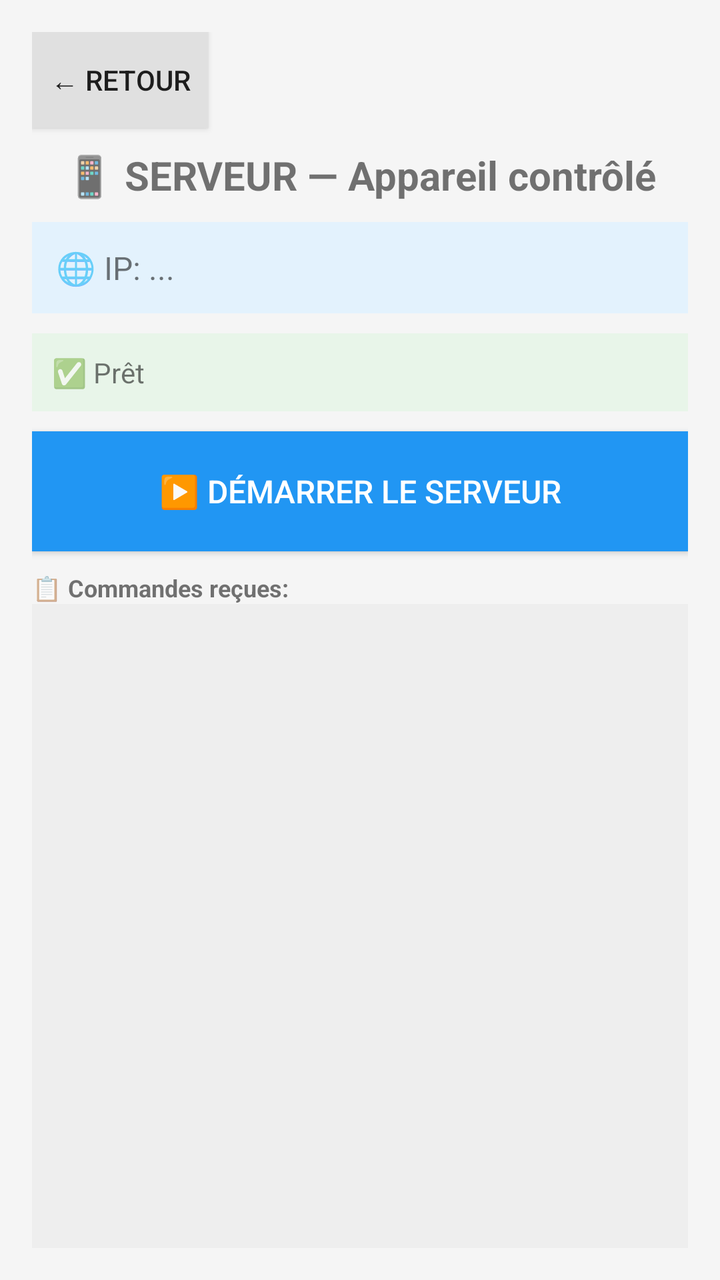
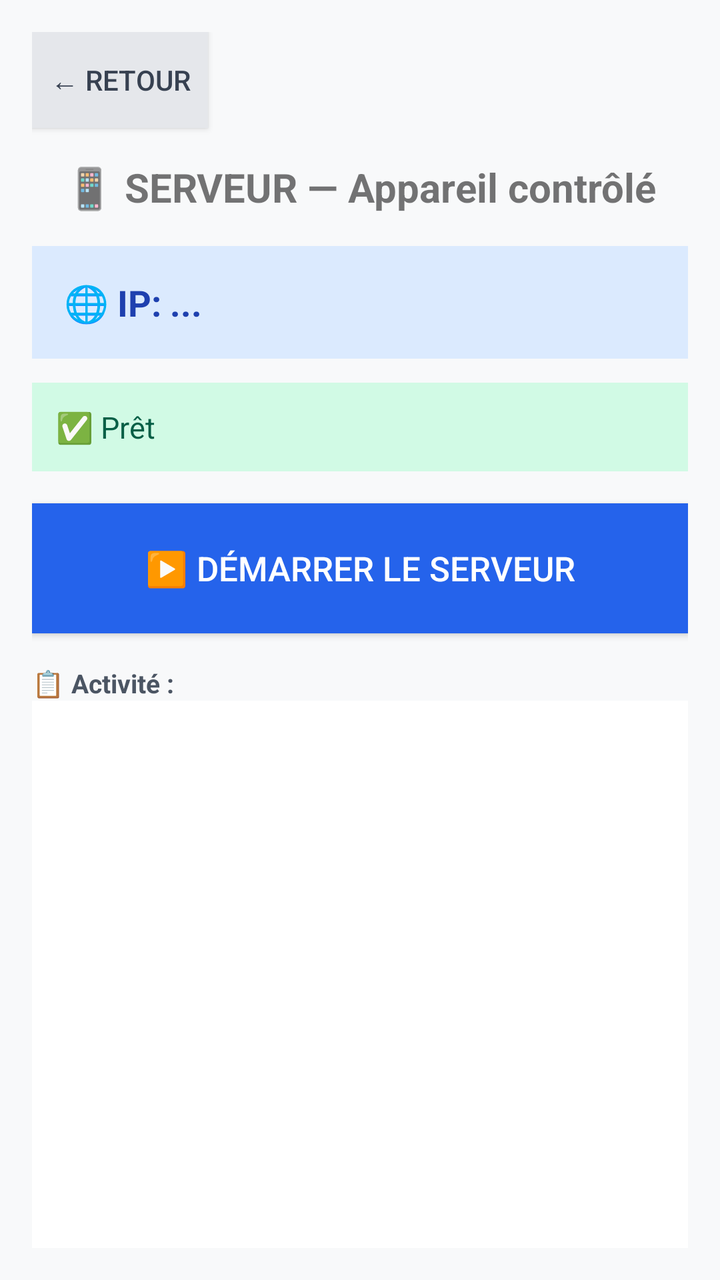

An Android layout rendered at two revisions. The XML below is the earlier revision; the diff shows what the commit changed to produce the second picture.
<!-- AndroidManifest.xml: application theme Theme.AppCompat.Light.NoActionBar -->
<!-- res/layout/activity_server.xml -->
<?xml version="1.0" encoding="utf-8"?>
<LinearLayout xmlns:android="http://schemas.android.com/apk/res/android"
    android:layout_width="match_parent"
    android:layout_height="match_parent"
    android:orientation="vertical"
    android:padding="16dp"
    android:background="#F5F5F5">

    <Button
        android:id="@+id/btnBackToMain"
        android:layout_width="wrap_content"
        android:layout_height="wrap_content"
        android:text="← Retour"
        android:background="#E0E0E0"
        android:layout_marginBottom="10dp"/>

    <TextView
        android:layout_width="match_parent"
        android:layout_height="wrap_content"
        android:text="📱 SERVEUR — Appareil contrôlé"
        android:textSize="20sp"
        android:textStyle="bold"
        android:gravity="center"
        android:layout_marginBottom="10dp"/>

    <TextView
        android:id="@+id/tvServerIp"
        android:layout_width="match_parent"
        android:layout_height="wrap_content"
        android:text="🌐 IP: ..."
        android:textSize="16sp"
        android:padding="12dp"
        android:background="#E3F2FD"
        android:layout_marginBottom="10dp"/>

    <TextView
        android:id="@+id/tvServerStatus"
        android:layout_width="match_parent"
        android:layout_height="wrap_content"
        android:text="✅ Prêt"
        android:textSize="14sp"
        android:padding="10dp"
        android:background="#E8F5E9"
        android:layout_marginBottom="10dp"/>

    <Button
        android:id="@+id/btnStartServer"
        android:layout_width="match_parent"
        android:layout_height="60dp"
        android:text="▶️ DÉMARRER LE SERVEUR"
        android:background="#2196F3"
        android:textColor="#FFFFFF"
        android:textSize="16sp"
        android:layout_marginBottom="10dp"/>

    <TextView
        android:layout_width="match_parent"
        android:layout_height="wrap_content"
        android:text="📋 Commandes reçues:"
        android:textSize="12sp"
        android:textStyle="bold"/>

    <TextView
        android:id="@+id/tvReceivedCommands"
        android:layout_width="match_parent"
        android:layout_height="0dp"
        android:layout_weight="1"
        android:text=""
        android:textSize="10sp"
        android:padding="8dp"
        android:background="#EEEEEE"
        android:fontFamily="monospace"/>

</LinearLayout>
<!-- resources referenced by this layout -->
<resources>

</resources>

<!-- the commit's change to res/layout/activity_server.xml (unified diff, before → after) -->
@@ -4,15 +4,16 @@
     android:layout_height="match_parent"
     android:orientation="vertical"
     android:padding="16dp"
-    android:background="#F5F5F5">
+    android:background="#F8F9FA">
 
     <Button
-        android:id="@+id/btnBackToMain"
+        android:id="@+id/btnBackServer"
         android:layout_width="wrap_content"
         android:layout_height="wrap_content"
         android:text="← Retour"
-        android:background="#E0E0E0"
-        android:layout_marginBottom="10dp"/>
+        android:background="#E5E7EB"
+        android:textColor="#374151"
+        android:layout_marginBottom="16dp"/>
 
     <TextView
         android:layout_width="match_parent"
@@ -21,54 +22,61 @@
         android:textSize="20sp"
         android:textStyle="bold"
         android:gravity="center"
-        android:layout_marginBottom="10dp"/>
+        android:layout_marginBottom="16dp"/>
 
     <TextView
         android:id="@+id/tvServerIp"
         android:layout_width="match_parent"
         android:layout_height="wrap_content"
         android:text="🌐 IP: ..."
-        android:textSize="16sp"
-        android:padding="12dp"
-        android:background="#E3F2FD"
-        android:layout_marginBottom="10dp"/>
+        android:textSize="18sp"
+        android:textStyle="bold"
+        android:padding="16dp"
+        android:background="#DBEAFE"
+        android:textColor="#1E40AF"
+        android:layout_marginBottom="12dp"/>
 
     <TextView
         android:id="@+id/tvServerStatus"
         android:layout_width="match_parent"
         android:layout_height="wrap_content"
         android:text="✅ Prêt"
-        android:textSize="14sp"
-        android:padding="10dp"
-        android:background="#E8F5E9"
-        android:layout_marginBottom="10dp"/>
+        android:textSize="15sp"
+        android:padding="12dp"
+        android:background="#D1FAE5"
+        android:textColor="#065F46"
+        android:layout_marginBottom="16dp"/>
 
     <Button
         android:id="@+id/btnStartServer"
         android:layout_width="match_parent"
-        android:layout_height="60dp"
+        android:layout_height="65dp"
         android:text="▶️ DÉMARRER LE SERVEUR"
-        android:background="#2196F3"
+        android:background="#2563EB"
         android:textColor="#FFFFFF"
-        android:textSize="16sp"
-        android:layout_marginBottom="10dp"/>
+        android:textSize="17sp"
+        android:layout_marginBottom="16dp"
+        android:elevation="2dp"/>
 
     <TextView
         android:layout_width="match_parent"
         android:layout_height="wrap_content"
-        android:text="📋 Commandes reçues:"
-        android:textSize="12sp"
-        android:textStyle="bold"/>
+        android:text="📋 Activité :"
+        android:textSize="13sp"
+        android:textStyle="bold"
+        android:textColor="#4B5563"/>
 
     <TextView
-        android:id="@+id/tvReceivedCommands"
+        android:id="@+id/tvServerLog"
         android:layout_width="match_parent"
         android:layout_height="0dp"
         android:layout_weight="1"
         android:text=""
-        android:textSize="10sp"
-        android:padding="8dp"
-        android:background="#EEEEEE"
-        android:fontFamily="monospace"/>
+        android:textSize="11sp"
+        android:padding="12dp"
+        android:background="#FFFFFF"
+        android:textColor="#374151"
+        android:fontFamily="monospace"
+        android:scrollbars="vertical"/>
 
 </LinearLayout>
